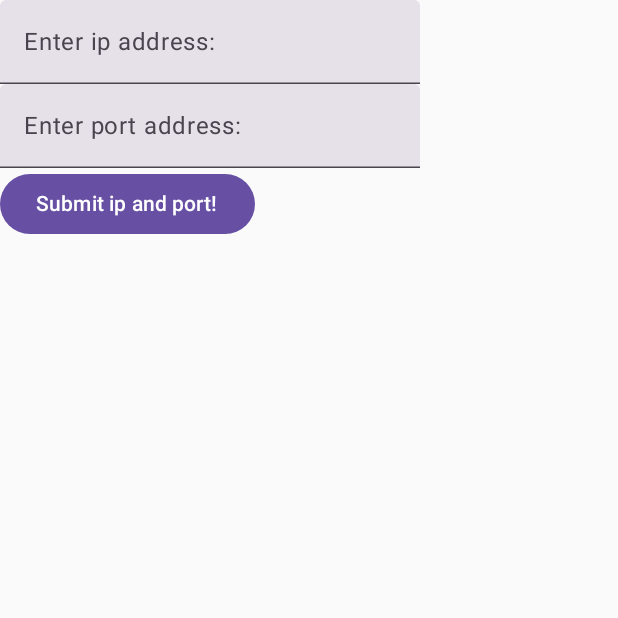
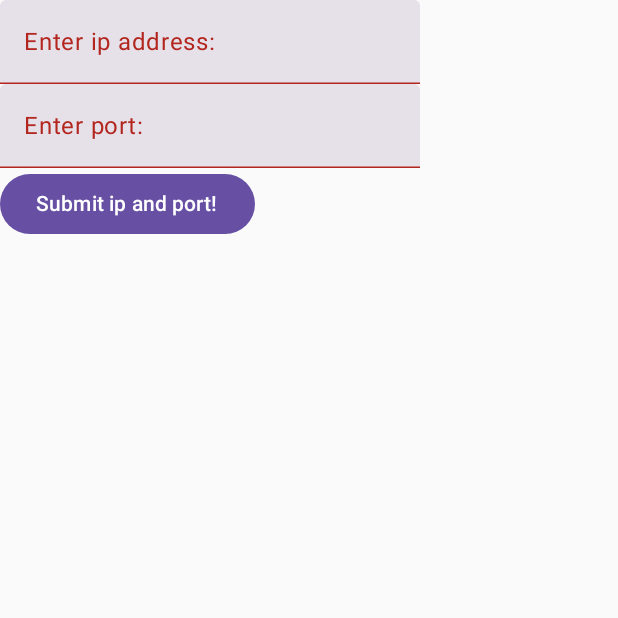
Before and after one commit to lm41/goxlr-ui-compose, an Android app built with Jetpack Compose: the screen it shows after launch (MainActivity), after a tap on "Submit ip and port!", on a phone screen of 412 x 824 dp, the top half of it. Run offline under Robolectric (Android 15) with nearby library versions, the phone set to English and light mode, and no system bars; 1 statement that could not run was skipped.

```diff
--- a/android/src/main/java/de/rmrf/android/MainActivity.kt
+++ b/android/src/main/java/de/rmrf/android/MainActivity.kt
@@ -1,16 +1,18 @@
 package de.rmrf.android
 
-import de.rmrf.common.App
 import android.os.Bundle
 import androidx.activity.compose.setContent
 import androidx.appcompat.app.AppCompatActivity
 import androidx.compose.material3.MaterialTheme
+import de.rmrf.common.App
+import de.rmrf.common.di.appStorage
 
 class MainActivity : AppCompatActivity() {
     override fun onCreate(savedInstanceState: Bundle?) {
         super.onCreate(savedInstanceState)
         setContent {
             MaterialTheme {
+                appStorage = filesDir.path
                 App()
             }
         }
--- a/common/src/commonMain/kotlin/de/rmrf/common/App.kt
+++ b/common/src/commonMain/kotlin/de/rmrf/common/App.kt
@@ -1,14 +1,28 @@
 package de.rmrf.common
 
+import androidx.compose.foundation.horizontalScroll
 import androidx.compose.foundation.layout.Column
+import androidx.compose.foundation.layout.Row
+import androidx.compose.foundation.lazy.LazyColumn
+import androidx.compose.foundation.lazy.items
+import androidx.compose.foundation.rememberScrollState
+import androidx.compose.foundation.text.KeyboardOptions
 import androidx.compose.material3.Button
 import androidx.compose.material3.ExperimentalMaterial3Api
 import androidx.compose.material3.Text
 import androidx.compose.material3.TextField
 import androidx.compose.runtime.*
+import androidx.compose.ui.Modifier
+import androidx.compose.ui.text.input.KeyboardType
+import de.rmrf.common.data.kstore.PreviousConnection
+import de.rmrf.common.data.kstore.PreviousConnections
+import de.rmrf.common.data.kstore.store
 import de.rmrf.common.di.module
 import de.rmrf.common.di.rememberMainAppState
 import de.rmrf.common.ui.SelectGoXLR
+import de.rmrf.common.util.digets
+import de.rmrf.common.util.int
+import kotlinx.coroutines.runBlocking
 import org.koin.compose.koinInject
 import org.koin.core.context.startKoin
 import org.koin.core.parameter.parametersOf
@@ -23,7 +37,9 @@ fun App() {
 }
 
 /*TODO:
+ * Add DB for remembering devices
  * Split ViewHolder for all modules
+ * Rename ViewHolder
  * Transfer all commands for sending to daemon
  * Add a navigation system
  * Add the screens.
@@ -34,8 +50,11 @@ fun App() {
 @Composable
 fun ViewHolder() {
     var ip by remember { mutableStateOf("") }
+    var ipError by remember { mutableStateOf(false) }
     var port by remember { mutableStateOf("") }
+    var portError by remember { mutableStateOf(false) }
     val isSubmitted = remember { mutableStateOf(false) }
+    val horizontalScrollState = rememberScrollState()
 
     if (isSubmitted.value) {
         val state = rememberMainAppState(koinInject(parameters = { parametersOf(ip, port.toInt()) }))
@@ -45,24 +64,64 @@ fun ViewHolder() {
             Text("${state.mixer} selected")
         }
     } else {
+        Row(
+            Modifier.horizontalScroll(horizontalScrollState)
+        ) {
+
             Column {
                 TextField(
                     value = ip,
                     onValueChange = { newText -> ip = newText },
-                label = { Text("Enter ip address:") }
+                    label = { Text("Enter ip address:") },
+                    isError = ipError
                 )
                 TextField(
                     value = port,
-                onValueChange = { newText -> port = newText },
-                label = { Text("Enter port address:") }
+                    onValueChange = { newText -> port = newText.digets },
+                    keyboardOptions = KeyboardOptions.Default.copy(keyboardType = KeyboardType.Number),
+                    label = { Text("Enter port:") },
+                    isError = portError
                 )
                 Button(
                     onClick = {
+                        if (null != port.int && ip != "") {
                             isSubmitted.value = true
+                            runBlocking {
+                                store.update {
+                                    val set = it?.toMutableSet()
+                                    set?.add(PreviousConnection(ip, port.int!!))
+                                    set?.toSet()
+                                }
+                            }
+                        }
+                        portError = null == port.int
+                        ipError = "" == ip
                     }
                 ) {
                     Text(text = "Submit ip and port!")
                 }
             }
+            var previousConnections: PreviousConnections? = null
+
+            runBlocking {
+                previousConnections = store.get()
+            }
+
+            previousConnections?.let {
+                LazyColumn {
+                    this.items(it.toList()) {
+                        Button(
+                            onClick = {
+                                ip = it.ip
+                                port = it.port.toString()
+                            }
+                        ) {
+                            Text("${it.ip}:${it.port}")
                         }
                     }
+                }
+            }
+
+        }
+    }
+}
--- /dev/null
+++ b/common/src/commonMain/kotlin/de/rmrf/common/data/kstore/KStore.kt
@@ -0,0 +1,5 @@
+package de.rmrf.common.data.kstore
+
+import io.github.xxfast.kstore.KStore
+
+expect val store: KStore<PreviousConnections>
--- /dev/null
+++ b/common/src/commonMain/kotlin/de/rmrf/common/data/kstore/StorageModels.kt
@@ -0,0 +1,3 @@
+package de.rmrf.common.data.kstore
+
+typealias PreviousConnections = Set<PreviousConnection>
--- /dev/null
+++ b/common/src/commonMain/kotlin/de/rmrf/common/di/AppStorage.kt
@@ -0,0 +1,3 @@
+package de.rmrf.common.di
+
+var appStorage: String? = ""
--- /dev/null
+++ b/common/src/commonMain/kotlin/de/rmrf/common/util/String.kt
@@ -0,0 +1,7 @@
+package de.rmrf.common.util
+
+val String.digets: String
+    get() = this.filter { it.isDigit() }
+
+val String.int: Int?
+    get() = this.toIntOrNull()
--- a/desktop/build.gradle.kts
+++ b/desktop/build.gradle.kts
@@ -19,6 +19,7 @@ kotlin {
             dependencies {
                 implementation(project(":common"))
                 implementation(compose.desktop.currentOs)
+                implementation("net.harawata:appdirs:1.2.1")
             }
         }
         val jvmTest by getting
--- a/settings.gradle.kts
+++ b/settings.gradle.kts
@@ -12,6 +12,7 @@ pluginManagement {
         id("com.android.application").version(extra["agp.version"] as String)
         id("com.android.library").version(extra["agp.version"] as String)
         id("org.jetbrains.compose").version(extra["compose.version"] as String)
+        kotlin("plugin.serialization").version("1.8.10")
     }
 }
 
```
Also changed, not shown: android/build.gradle.kts (+8 -0 lines), common/build.gradle.kts (+13 -2 lines), common/src/androidMain/kotlin/de/rmrf/common/data/kstore/Storage.kt (added, +9 -0 lines), common/src/commonMain/kotlin/de/rmrf/common/data/kstore/PreviousConnection.kt (added, +9 -0 lines), 2 other files. Lines whose indentation alone changed are shown as unchanged.
